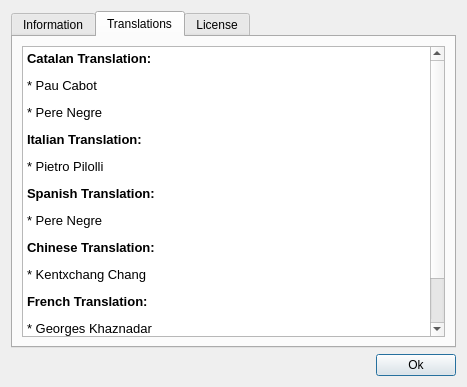
Above: stuff/about.ui from pnegre/python-whiteboard before the change. Below: the same form after it.
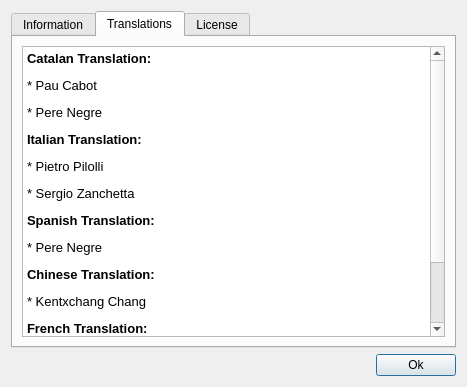
That is the form after the change. The open tabs and pages were chosen to show the change.

```diff
--- a/stuff/about.ui
+++ b/stuff/about.ui
@@ -77,6 +77,7 @@
 &lt;p style=&quot; margin-top:0px; margin-bottom:12px; margin-left:0px; margin-right:0px; -qt-block-indent:0; text-indent:0px;&quot;&gt;&lt;span style=&quot; font-family:'Sans'; font-size:10pt;&quot;&gt;* Pere Negre&lt;/span&gt;&lt;/p&gt;
 &lt;p style=&quot; margin-top:0px; margin-bottom:12px; margin-left:0px; margin-right:0px; -qt-block-indent:0; text-indent:0px;&quot;&gt;&lt;span style=&quot; font-family:'Sans'; font-size:10pt; font-weight:600;&quot;&gt;Italian Translation:&lt;/span&gt;&lt;/p&gt;
 &lt;p style=&quot; margin-top:0px; margin-bottom:12px; margin-left:0px; margin-right:0px; -qt-block-indent:0; text-indent:0px;&quot;&gt;&lt;span style=&quot; font-family:'Sans'; font-size:10pt;&quot;&gt;* Pietro Pilolli&lt;/span&gt;&lt;/p&gt;
+&lt;p style=&quot; margin-top:0px; margin-bottom:12px; margin-left:0px; margin-right:0px; -qt-block-indent:0; text-indent:0px;&quot;&gt;&lt;span style=&quot; font-family:'Sans'; font-size:10pt;&quot;&gt;* Sergio Zanchetta&lt;/span&gt;&lt;/p&gt;
 &lt;p style=&quot; margin-top:0px; margin-bottom:12px; margin-left:0px; margin-right:0px; -qt-block-indent:0; text-indent:0px;&quot;&gt;&lt;span style=&quot; font-family:'Sans'; font-size:10pt; font-weight:600;&quot;&gt;Spanish Translation:&lt;/span&gt;&lt;/p&gt;
 &lt;p style=&quot; margin-top:0px; margin-bottom:12px; margin-left:0px; margin-right:0px; -qt-block-indent:0; text-indent:0px;&quot;&gt;&lt;span style=&quot; font-family:'Sans'; font-size:10pt;&quot;&gt;* Pere Negre&lt;/span&gt;&lt;/p&gt;
 &lt;p style=&quot; margin-top:0px; margin-bottom:12px; margin-left:0px; margin-right:0px; -qt-block-indent:0; text-indent:0px;&quot;&gt;&lt;span style=&quot; font-family:'Sans'; font-size:10pt; font-weight:600;&quot;&gt;Chinese Translation:&lt;/span&gt;&lt;/p&gt;
```
